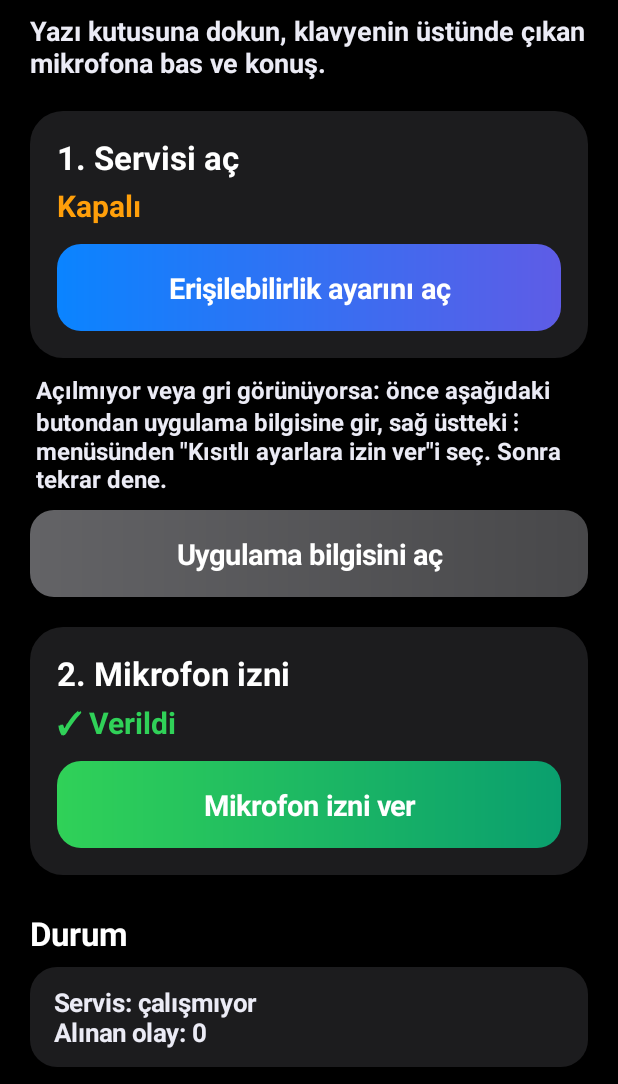
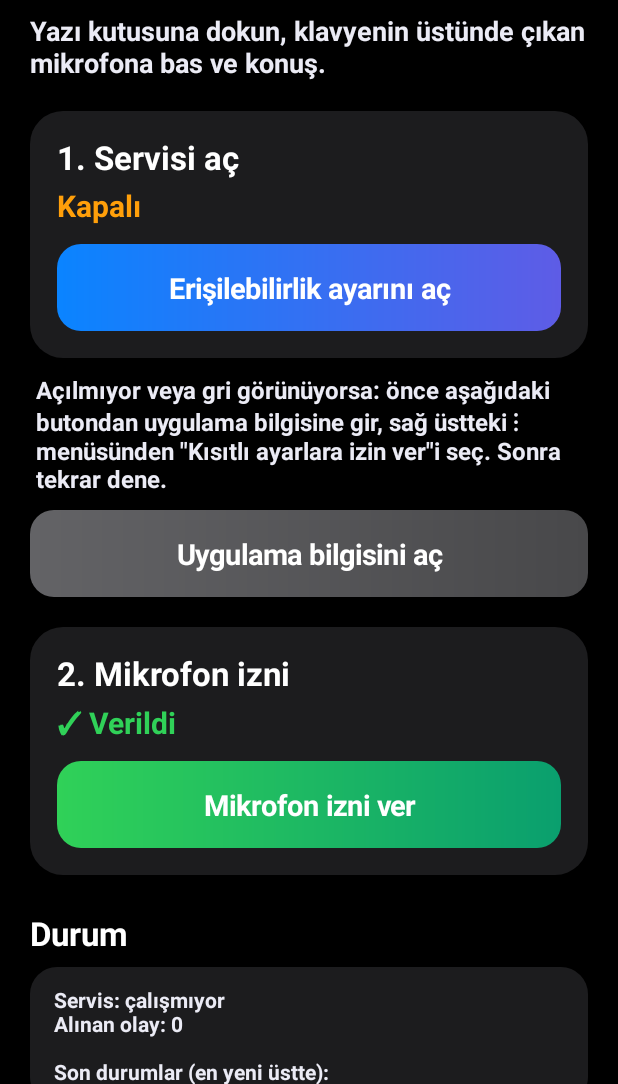
Before and after one commit to elnino9000/Sesli-yazi, an Android app: the screen it shows after launch (MainActivity), on a phone screen of 412 x 824 dp, the part 152-1236 px from its top. Run offline under Robolectric (Android 15) with nearby library versions, the phone set to English and light mode, and no system bars.

Commit message:
Teşhis kaydı: son durumlar uygulama içinde görünsün
Co-Authored-By: Claude Sonnet 5.5 <noreply@anthropic.com>
Claude-Session: https://claude.ai/code/session_01Savwr6oprfqPALXmVPEQ9Y

```diff
--- a/app/src/main/java/com/elnino/sesliyazi/MainActivity.java
+++ b/app/src/main/java/com/elnino/sesliyazi/MainActivity.java
@@ -135,9 +135,15 @@ public class MainActivity extends Activity {
     private final Runnable ticker = new Runnable() {
         @Override public void run() {
             if (debug != null) {
-                debug.setText("Servis: " + (MicService.connected ? "çalışıyor" : "çalışmıyor")
-                        + "\nAlınan olay: " + MicService.events
-                        + (MicService.info.isEmpty() ? "" : "\n" + MicService.info));
+                StringBuilder sb = new StringBuilder();
+                sb.append("Servis: ").append(MicService.connected ? "çalışıyor" : "çalışmıyor")
+                        .append("\nAlınan olay: ").append(MicService.events);
+                sb.append("\n\nSon durumlar (en yeni üstte):");
+                synchronized (MicService.history) {
+                    for (String s : MicService.history) sb.append("\n").append(s);
+                }
+                debug.setText(sb.toString());
+                debug.setTextSize(14);
             }
             refresh();
             ui.postDelayed(this, 700);
```
Also changed, not shown: app/src/main/java/com/elnino/sesliyazi/MicService.java (+17 -9 lines).
